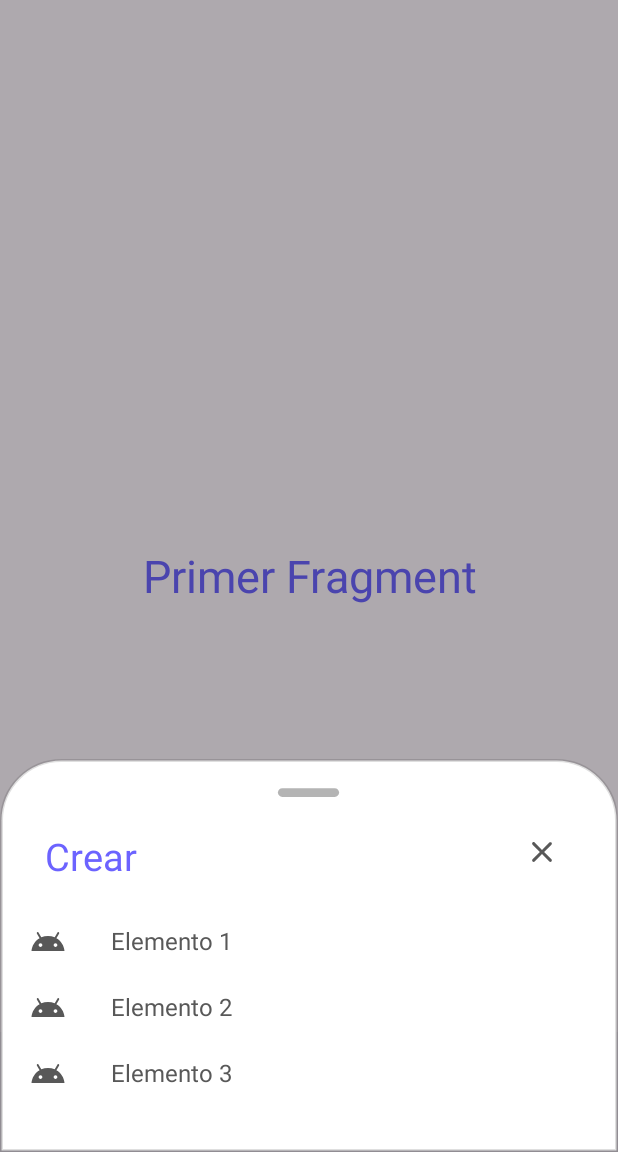
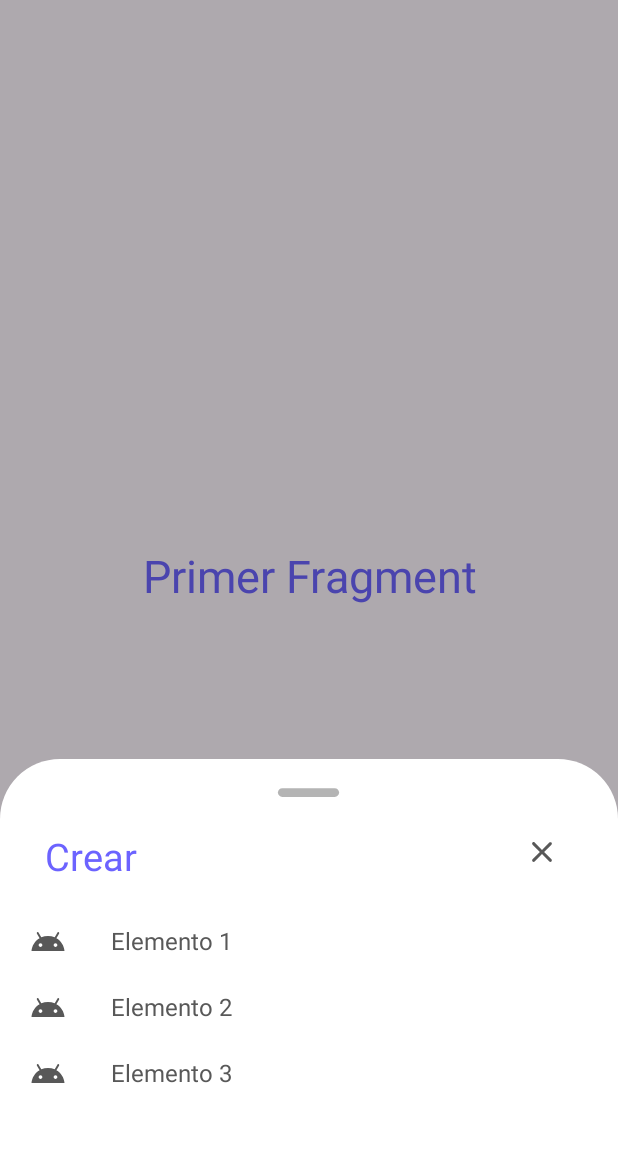
Before and after one commit to deiby1523/D-fusion-Project, an Android app: the HomeActivity screen opened directly, with no data from a screen before it, item 3 of the bottom bar chosen, on a phone screen of 412 x 824 dp, the part 84-1236 px from its top. Run offline under Robolectric (Android 15) with nearby library versions, the light colour scheme and no system bars.

Commit message:
Dark theme color fix

```diff
--- a/app/src/main/res/drawable/dialogbackground.xml
+++ b/app/src/main/res/drawable/dialogbackground.xml
@@ -3,7 +3,7 @@
 
 
     <solid
-        android:color="@color/white"/>
+        android:color="@color/card"/>
     <corners
         android:topLeftRadius="40dp"
         android:topRightRadius="40dp"/>
@@ -12,8 +12,5 @@
         android:right="10dp"
         android:top="10dp"
         android:bottom="10dp"/>
-    <stroke
-        android:width="2dp"
-        android:color="#20000000"/>
 
 </shape>
--- a/app/src/main/res/layout/activity_home.xml
+++ b/app/src/main/res/layout/activity_home.xml
@@ -38,8 +38,7 @@
         android:layout_gravity="start"
         app:headerLayout="@layout/nav_header"
         app:itemIconTint="@color/purple"
-        app:itemTextColor="@color/black"
-        app:menu="@menu/nav_menu"/>
+        app:menu="@menu/nav_menu" />
 
     <androidx.coordinatorlayout.widget.CoordinatorLayout
         android:layout_width="match_parent"
```
